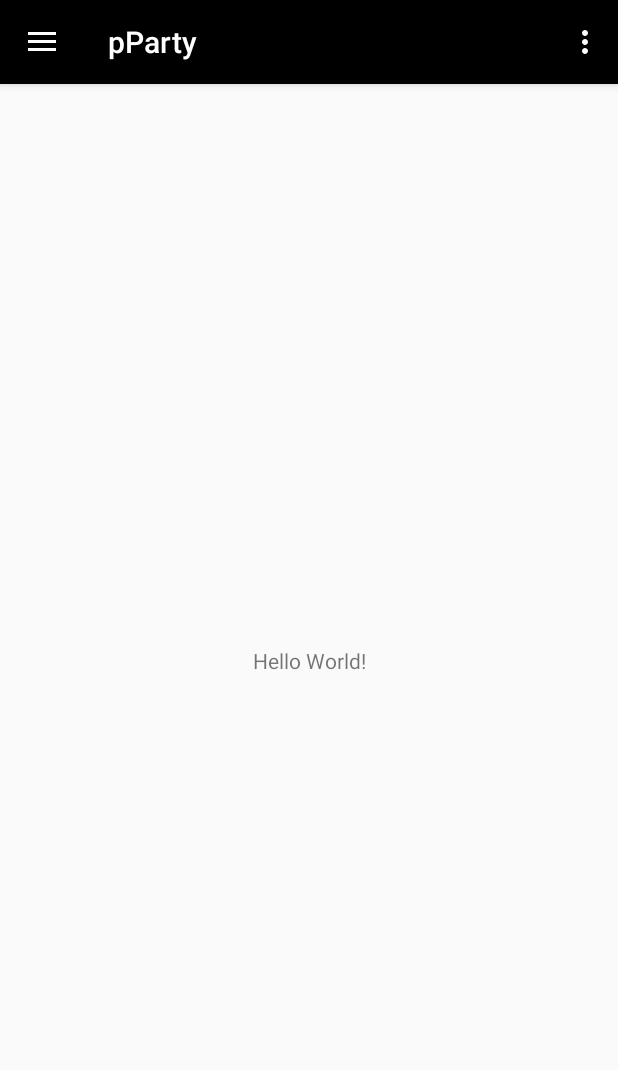
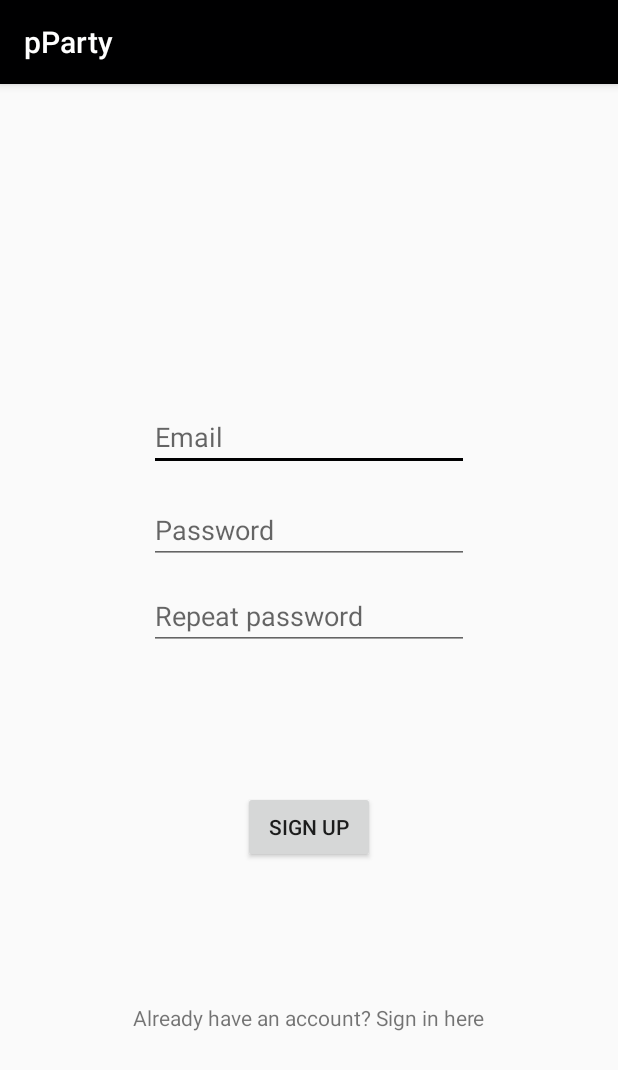
Before and after one commit to illianechesa/pParty, an Android app: the screen it shows after launch (MainActivity before the commit, SignUpActivity after it), in the side drawer, after a tap on "Sign up", on a phone screen of 412 x 824 dp. Shown: the top 1070 px of the screen. Run offline under Robolectric (Android 15) with nearby library versions, the phone set to English and light mode, and no system bars; our stand-ins replace Firebase (no records; nobody signed in at launch, a user with empty details on screens opened directly).

Commit message:
User registration and login implemented successfully
Signed-off-by: Illia Nechesa <nechesaillya@yahoo.es>

```diff
--- a/app/build.gradle
+++ b/app/build.gradle
@@ -25,6 +25,8 @@ dependencies {
     implementation 'com.google.android.material:material:1.0.0'
     implementation 'androidx.constraintlayout:constraintlayout:1.1.3'
     implementation 'com.google.firebase:firebase-analytics:17.2.0'
+    implementation 'com.google.firebase:firebase-auth:17.0.0'
+    implementation 'com.google.firebase:firebase-core:17.0.0'
     testImplementation 'junit:junit:4.12'
     androidTestImplementation 'androidx.test:runner:1.1.0'
     androidTestImplementation 'androidx.test.espresso:espresso-core:3.1.0'
--- a/app/src/main/AndroidManifest.xml
+++ b/app/src/main/AndroidManifest.xml
@@ -9,8 +9,10 @@
         android:roundIcon="@mipmap/ic_launcher_round"
         android:supportsRtl="true"
         android:theme="@style/AppTheme">
+        <activity android:name=".SignUpActivity"></activity>
+        <activity android:name=".LoginActivity" />
         <activity
-            android:name="com.example.pParty.MainActivity"
+            android:name=".MainActivity"
             android:label="@string/app_name"
             android:theme="@style/AppTheme.NoActionBar">
             <intent-filter>
--- a/app/src/main/java/com/example/pParty/MainActivity.java
+++ b/app/src/main/java/com/example/pParty/MainActivity.java
@@ -1,17 +1,23 @@
 package com.example.pParty;
 
+import android.content.Intent;
 import android.os.Bundle;
 
 import androidx.core.view.GravityCompat;
 import androidx.appcompat.app.ActionBarDrawerToggle;
 import android.view.MenuItem;
 import com.google.android.material.navigation.NavigationView;
+import com.google.firebase.auth.FirebaseAuth;
+import com.google.firebase.auth.FirebaseUser;
+
 import androidx.drawerlayout.widget.DrawerLayout;
 
 import androidx.appcompat.app.AppCompatActivity;
 import androidx.appcompat.widget.Toolbar;
 import android.view.Menu;
 import android.view.View;
+import android.widget.TextView;
+
 
 public class MainActivity extends AppCompatActivity
         implements NavigationView.OnNavigationItemSelectedListener {
@@ -34,14 +40,23 @@ public class MainActivity extends AppCompatActivity
 
 
         // TODO Aqui hay que meter un if de si la sesion esta iniciada o no
-        if(true) {
+        FirebaseUser user = FirebaseAuth.getInstance().getCurrentUser();
+        if (user != null) {
+            navigationView.getMenu().findItem(R.id.nav_login).setVisible(false);
+            navigationView.getMenu().findItem(R.id.nav_signup).setVisible(false);
+            String usermail = user.getEmail();
+            String username = user.getEmail();
+            int index = username.indexOf('@');
+            username = username.substring(0,index);
+            TextView usermail_text = navigationView.getHeaderView(0).findViewById(R.id.usermail);
+            TextView username_text = navigationView.getHeaderView(0).findViewById(R.id.username);
+            usermail_text.setText(usermail);
+            username_text.setText(username);
+        } else {
             navigationView.getHeaderView(0).findViewById(R.id.usermail).setVisibility(View.GONE);
             navigationView.getHeaderView(0).findViewById(R.id.username).setVisibility(View.GONE);
             navigationView.getMenu().findItem(R.id.nav_logout).setVisible(false);
             navigationView.getMenu().findItem(R.id.nav_myprofile).setVisible(false);
-        }else{
-            navigationView.getMenu().findItem(R.id.nav_login).setVisible(false);
-            navigationView.getMenu().findItem(R.id.nav_signup).setVisible(false);
         }
     }
 
@@ -90,13 +105,15 @@ public class MainActivity extends AppCompatActivity
         } else if (id == R.id.nav_trends) {
 
         } else if (id == R.id.nav_login) {
-
+            Intent loginIntent = new Intent(this,LoginActivity.class);
+            startActivity(loginIntent);
         } else if (id == R.id.nav_logout) {
 
         } else if (id == R.id.nav_myprofile) {
 
         }else if (id == R.id.nav_signup) {
-
+            Intent signupIntent = new Intent(this,SignUpActivity.class);
+            startActivity(signupIntent);
         }
 
         DrawerLayout drawer = findViewById(R.id.drawer_layout);
--- /dev/null
+++ b/app/src/main/java/com/example/pParty/SignUpActivity.java
@@ -0,0 +1,84 @@
+package com.example.pParty;
+
+import androidx.annotation.NonNull;
+import androidx.appcompat.app.AppCompatActivity;
+
+import android.content.Intent;
+import android.os.Bundle;
+import android.view.View;
+import android.widget.Button;
+import android.widget.EditText;
+import android.widget.TextView;
+import android.widget.Toast;
+
+import com.google.android.gms.tasks.OnCompleteListener;
+import com.google.android.gms.tasks.Task;
+import com.google.firebase.auth.AuthResult;
+import com.google.firebase.auth.FirebaseAuth;
+
+public class SignUpActivity extends AppCompatActivity {
+
+    EditText emailId, password, password2;
+    Button btnSignUp;
+    TextView tvSignIn;
+    FirebaseAuth mFirebaseAuth;
+
+    @Override
+    protected void onCreate(Bundle savedInstanceState) {
+        super.onCreate(savedInstanceState);
+        setContentView(R.layout.activity_sign_up);
+
+        mFirebaseAuth = FirebaseAuth.getInstance();
+        emailId = findViewById(R.id.signup_email);
+        password = findViewById(R.id.signup_password);
+        password2 = findViewById(R.id.signup_password_2);
+        btnSignUp = findViewById(R.id.signup_btn);
+        tvSignIn = findViewById(R.id.signin_signup);
+        btnSignUp.setOnClickListener(new View.OnClickListener() {
+            @Override
+            public void onClick(View v) {
+                String email = emailId.getText().toString();
+                String pwd = password.getText().toString();
+                if(email.isEmpty()){
+                    emailId.setError("Please enter email id");
+                    emailId.requestFocus();
+                }
+                else  if(pwd.isEmpty()){
+                    password.setError("Please enter your password");
+                    password.requestFocus();
+                }
+                else  if(email.isEmpty() && pwd.isEmpty()){
+                    Toast.makeText(SignUpActivity.this,R.string.empty_fields,Toast.LENGTH_SHORT).show();
+                }
+                else if (!password.getText().toString().equals(password2.getText().toString())){
+                    Toast.makeText(SignUpActivity.this,R.string.different_passwords, Toast.LENGTH_SHORT).show();
+                }
+                else  if(!(email.isEmpty() && pwd.isEmpty())){
+                    mFirebaseAuth.createUserWithEmailAndPassword(email, pwd).addOnCompleteListener(SignUpActivity.this, new OnCompleteListener<AuthResult>() {
+                        @Override
+                        public void onComplete(@NonNull Task<AuthResult> task) {
+                            if(!task.isSuccessful()){
+                                Toast.makeText(SignUpActivity.this,R.string.signup_unsuccessful,Toast.LENGTH_SHORT).show();
+                            }
+                            else {
+                                startActivity(new Intent(SignUpActivity.this,MainActivity.class));
+                            }
+                        }
+                    });
+                }
+                else{
+                    Toast.makeText(SignUpActivity.this,R.string.error_ocurred,Toast.LENGTH_SHORT).show();
+
+                }
+            }
+        });
+
+        tvSignIn.setOnClickListener(new View.OnClickListener() {
+            @Override
+            public void onClick(View v) {
+                Intent i = new Intent(SignUpActivity.this,LoginActivity.class);
+                startActivity(i);
+            }
+        });
+    }
+}
--- /dev/null
+++ b/app/src/main/res/layout/activity_sign_up.xml
@@ -0,0 +1,87 @@
+<?xml version="1.0" encoding="utf-8"?>
+<androidx.constraintlayout.widget.ConstraintLayout xmlns:android="http://schemas.android.com/apk/res/android"
+    xmlns:app="http://schemas.android.com/apk/res-auto"
+    xmlns:tools="http://schemas.android.com/tools"
+    android:layout_width="match_parent"
+    android:layout_height="match_parent"
+    tools:context=".SignUpActivity">
+
+    <EditText
+        android:id="@+id/signup_email"
+        android:layout_width="wrap_content"
+        android:layout_height="wrap_content"
+        android:layout_marginStart="84dp"
+        android:layout_marginTop="152dp"
+        android:layout_marginEnd="85dp"
+        android:layout_marginBottom="313dp"
+        android:ems="10"
+        android:hint="Email"
+        android:inputType="textEmailAddress"
+        app:layout_constraintBottom_toBottomOf="parent"
+        app:layout_constraintEnd_toEndOf="parent"
+        app:layout_constraintHorizontal_bias="0.517"
+        app:layout_constraintStart_toStartOf="parent"
+        app:layout_constraintTop_toTopOf="parent"
+        app:layout_constraintVertical_bias="0.235" />
+
+    <EditText
+        android:id="@+id/signup_password"
+        android:layout_width="wrap_content"
+        android:layout_height="wrap_content"
+        android:layout_marginStart="85dp"
+        android:layout_marginTop="8dp"
+        android:layout_marginEnd="85dp"
+        android:layout_marginBottom="8dp"
+        android:ems="10"
+        android:hint="Password"
+        android:inputType="textPassword"
+        app:layout_constraintBottom_toBottomOf="parent"
+        app:layout_constraintEnd_toEndOf="parent"
+        app:layout_constraintStart_toStartOf="parent"
+        app:layout_constraintTop_toBottomOf="@+id/signup_email"
+        app:layout_constraintVertical_bias="0.019" />
+
+    <EditText
+        android:id="@+id/signup_password_2"
+        android:layout_width="wrap_content"
+        android:layout_height="wrap_content"
+        android:layout_marginStart="85dp"
+        android:layout_marginTop="8dp"
+        android:layout_marginEnd="85dp"
+        android:layout_marginBottom="8dp"
+        android:ems="10"
+        android:hint="Repeat password"
+        android:inputType="textPassword"
+        app:layout_constraintBottom_toBottomOf="parent"
+        app:layout_constraintEnd_toEndOf="parent"
+        app:layout_constraintStart_toStartOf="parent"
+        app:layout_constraintTop_toBottomOf="@+id/signup_password"
+        app:layout_constraintVertical_bias="0.011" />
+
+    <TextView
+        android:id="@+id/signin_signup"
+        android:layout_width="wrap_content"
+        android:layout_height="wrap_content"
+        android:layout_marginBottom="136dp"
+        android:layout_marginEnd="163dp"
+        android:layout_marginStart="163dp"
+        android:text="Already have an account? Sign in here"
+        app:layout_constraintBottom_toBottomOf="parent"
+        app:layout_constraintEnd_toEndOf="parent"
+        app:layout_constraintStart_toStartOf="parent" />
+
+    <Button
+        android:id="@+id/signup_btn"
+        android:layout_width="wrap_content"
+        android:layout_height="wrap_content"
+        android:layout_marginBottom="8dp"
+        android:layout_marginEnd="8dp"
+        android:layout_marginStart="8dp"
+        android:layout_marginTop="8dp"
+        android:text="Sign Up"
+        app:layout_constraintBottom_toTopOf="@+id/signin_signup"
+        app:layout_constraintEnd_toEndOf="parent"
+        app:layout_constraintStart_toStartOf="parent"
+        app:layout_constraintTop_toBottomOf="@+id/signup_password_2" />
+
+</androidx.constraintlayout.widget.ConstraintLayout>
--- a/app/src/main/res/layout/app_bar_main.xml
+++ b/app/src/main/res/layout/app_bar_main.xml
@@ -21,13 +21,5 @@
     </com.google.android.material.appbar.AppBarLayout>
 
     <include layout="@layout/content_main" />
-<!--
-    <android.support.design.widget.FloatingActionButton
-        android:id="@+id/fab"
-        android:layout_width="wrap_content"
-        android:layout_height="wrap_content"
-        android:layout_gravity="bottom|end"
-        android:layout_margin="@dimen/fab_margin"
-        app:srcCompat="@android:drawable/ic_dialog_email" />
--->
+
 </androidx.coordinatorlayout.widget.CoordinatorLayout>
--- a/app/src/main/res/values/strings.xml
+++ b/app/src/main/res/values/strings.xml
@@ -1,4 +1,5 @@
 <resources>
+    <!-- App settings -->
     <string name="app_name">pParty</string>
     <string name="navigation_drawer_open">Open navigation drawer</string>
     <string name="navigation_drawer_close">Close navigation drawer</string>
@@ -7,6 +8,7 @@
     <string name="nav_header_desc">Navigation header</string>
     <string name="action_settings">Settings</string>
 
+    <!-- Items -->
     <string name="menu_map">Map</string>
     <string name="menu_locals">Locals</string>
     <string name="menu_trends">Trends</string>
@@ -14,4 +16,16 @@
     <string name="menu_signup">Sign up</string>
     <string name="menu_profile">My profile</string>
     <string name="menu_logout">Log out</string>
+
+    <!-- Login and SignUp-->
+    <string name="already_loged">You are logged in</string>
+    <string name="ask_login">Please Login</string>
+    <string name="enter_email">Please enter email id</string>
+    <string name="empty_fields">Fields Are Empty!</string>
+    <string name="login_error">Login Error, Please Login Again</string>
+    <string name="signup_unsuccessful">SignUp Unsuccessful, Please Try Again</string>
+    <string name="error_ocurred">Error Occurred!</string>
+    <string name="different_passwords">Passwords are not the same!</string>
+
+
 </resources>
```
Also changed, not shown: app/src/main/java/com/example/pParty/LoginActivity.java (added, +106 -0 lines), app/src/main/res/layout/activity_login.xml (added, +70 -0 lines).
